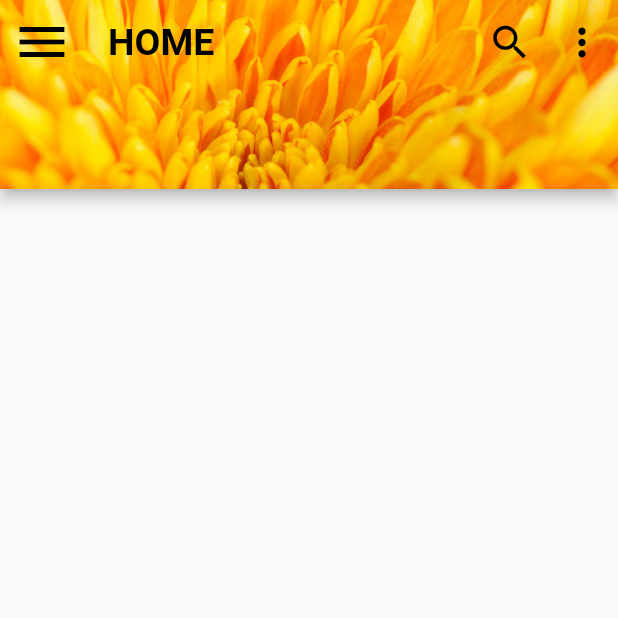
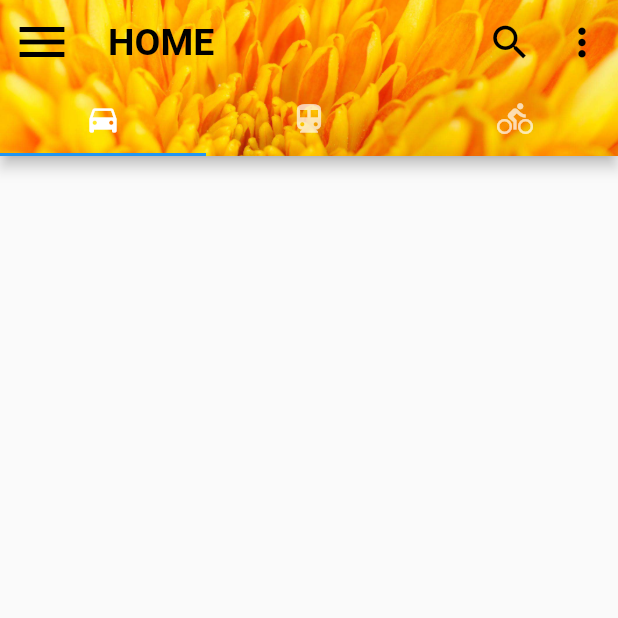
Before and after one commit to ImanAdithya/Flutter, a Flutter app: the screen it shows after launch, on a phone screen of 412 x 824 dp, the top half of it. Run offline on Flutter 3.47's test engine with Material 2 defaults, Android fonts, the light colour scheme and no system bars; our stand-ins replace device_preview.

Commit message:
add TabBar

```diff
--- a/third_project/lib/main.dart
+++ b/third_project/lib/main.dart
@@ -27,7 +27,9 @@
 class HomePage extends StatelessWidget {
   @override
   Widget build(BuildContext context) {
-    return MaterialApp(
+    return DefaultTabController(
+      length: 3,
+      child: MaterialApp(
         home: Scaffold(
 
           appBar: AppBar(
@@ -55,14 +57,20 @@
                 fit: BoxFit.cover,
               ),
 
-            bottom:PreferredSize(child: Container(),
-                preferredSize: Size.fromHeight(70.0)),
+              bottom:const TabBar(
+                tabs: [
+                  Tab(icon: Icon(Icons.directions_car)),
+                  Tab(icon: Icon(Icons.directions_transit)),
+                  Tab(icon: Icon(Icons.directions_bike)),
+                ],
+              ),
 
 
           ),
 
 
         ),
+      ),
     );
   }
 }
```
Lines whose indentation alone changed are shown as unchanged.
